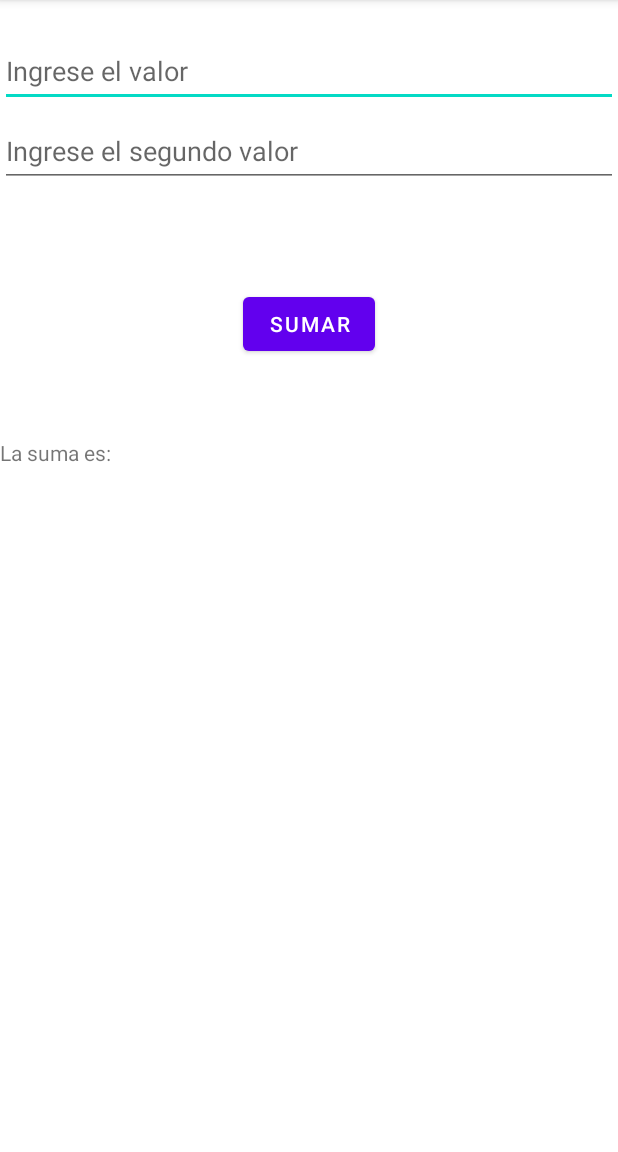
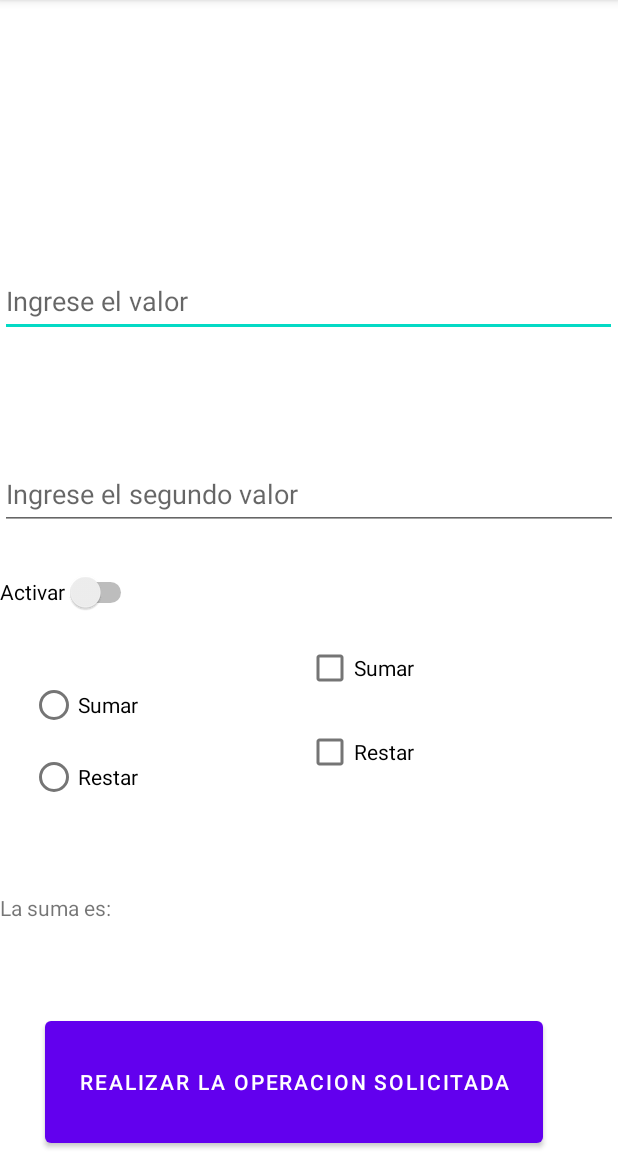
Before and after one commit to RolandoCutieGSI/JavaAndroid, an Android app: the MainActivity2 screen opened directly, with no data from a screen before it, on a phone screen of 412 x 824 dp, the part 84-1236 px from its top. Run offline under Robolectric (Android 15) with nearby library versions, the phone set to English and light mode, and no system bars.

Commit message:
Video4 Trabajo con RadioButton y RadioGroup

```diff
--- a/app/src/main/java/com/example/cursodiegomoisset/MainActivity2.java
+++ b/app/src/main/java/com/example/cursodiegomoisset/MainActivity2.java
@@ -6,12 +6,20 @@ import android.annotation.SuppressLint;
 import android.os.Bundle;
 import android.view.View;
 import android.widget.EditText;
+import android.widget.RadioButton;
+import android.widget.Switch;
 import android.widget.TextView;
+import android.widget.Toast;
 
 public class MainActivity2 extends AppCompatActivity {
 
     private EditText et1, et2;
     private TextView tw1;
+
+    @SuppressLint("UseSwitchCompatOrMaterialCode")
+    private Switch sw1;
+
+    private RadioButton r1, r2;
 
 
     @Override
@@ -24,6 +32,9 @@ public class MainActivity2 extends AppCompatActivity {
         et1 = findViewById(R.id.et1);
         et2 = findViewById(R.id.et2);
         tw1 = findViewById(R.id.tw1);
+        r1 = findViewById(R.id.rb1);
+        r2 = findViewById(R.id.rb2);
+        sw1 = findViewById(R.id.sw1);
 
     }
 
@@ -36,4 +47,37 @@ public class MainActivity2 extends AppCompatActivity {
         int suma = v1 + v2;
         tw1.setText("La suma es:" + suma);
     }
+
+    @SuppressLint("SetTextI18n")
+    public void operar(View view) {
+        String s1 = et1.getText().toString();
+        String s2 = et2.getText().toString();
+
+
+        int v1 = Integer.parseInt(s1);
+        int v2 = Integer.parseInt(s2);
+
+        int operacion = 0;
+
+        if (r1.isChecked()) {
+            operacion = v1 + v2;
+            tw1.setText("La operacion selecionada devuelve:" + operacion);
+        } else {
+            if (r2.isChecked()) {
+                operacion = v1 - v2;
+                tw1.setText("La operacion selecionada devuelve:" + operacion);
+            }
+        }
+
+
+        if (sw1.isChecked()) {
+            Toast.makeText(this, "El switch estaa activado", Toast.LENGTH_SHORT).show();
+        } else {
+            Toast.makeText(this, "El switch esta desactivado", Toast.LENGTH_SHORT).show();
+        }
+
+
+    }
+
+
 }
--- a/app/src/main/res/layout/activity_main2.xml
+++ b/app/src/main/res/layout/activity_main2.xml
@@ -8,50 +8,116 @@
 
     <EditText
         android:id="@+id/et1"
-        android:layout_width="0dp"
+        android:layout_width="411dp"
         android:layout_height="wrap_content"
-        android:layout_marginTop="23dp"
+        android:layout_marginTop="96dp"
         android:ems="10"
         android:hint="@string/ingrese_el_valor"
         android:inputType="number"
         android:minHeight="48dp"
+        app:layout_constraintBottom_toTopOf="@+id/et2"
+        app:layout_constraintTop_toTopOf="parent"
+        tools:ignore="MissingConstraints"
+        tools:layout_editor_absoluteX="0dp" />
+
+    <Button
+        android:id="@+id/button3"
+        android:layout_width="332dp"
+        android:layout_height="93dp"
+        android:layout_marginTop="24dp"
+        android:onClick="operar"
+        android:text="@string/sumar"
+        app:layout_constraintBottom_toBottomOf="parent"
         app:layout_constraintEnd_toEndOf="parent"
+        app:layout_constraintHorizontal_bias="0.379"
         app:layout_constraintStart_toStartOf="parent"
-        app:layout_constraintTop_toTopOf="parent" />
+        app:layout_constraintTop_toBottomOf="@+id/tw1"
+        app:layout_constraintVertical_bias="0.453"
+        tools:ignore="MissingConstraints,TextSizeCheck" />
+
+    <TextView
+        android:id="@+id/tw1"
+        android:layout_width="411dp"
+        android:layout_height="wrap_content"
+        android:layout_marginTop="53dp"
+        android:layout_marginBottom="36dp"
+        android:text="La suma es:"
+        app:layout_constraintBottom_toTopOf="@+id/button3"
+        app:layout_constraintTop_toBottomOf="@+id/radioGroup"
+        tools:layout_editor_absoluteX="16dp"
+        tools:ignore="MissingConstraints" />
+
+    <RadioGroup
+        android:id="@+id/radioGroup"
+        android:layout_width="wrap_content"
+        android:layout_height="wrap_content"
+        android:layout_marginStart="20dp"
+        android:layout_marginBottom="33dp"
+        app:layout_constraintBottom_toTopOf="@+id/button3"
+        app:layout_constraintStart_toStartOf="parent"
+        app:layout_constraintTop_toBottomOf="@+id/et2">
+
+        <RadioButton
+            android:id="@+id/rb1"
+            android:layout_width="match_parent"
+            android:layout_height="wrap_content"
+            android:text="Sumar"
+            tools:layout_editor_absoluteX="-8dp"
+            tools:layout_editor_absoluteY="343dp" />
+
+        <RadioButton
+            android:id="@+id/rb2"
+            android:layout_width="match_parent"
+            android:layout_height="wrap_content"
+            android:text="Restar"
+            tools:layout_editor_absoluteX="-8dp"
+            tools:layout_editor_absoluteY="391dp" />
+    </RadioGroup>
 
     <EditText
         android:id="@+id/et2"
         android:layout_width="0dp"
         android:layout_height="wrap_content"
-        android:layout_marginTop="5dp"
         android:ems="10"
         android:hint="@string/ingrese_el_segundo_valor"
         android:inputType="number"
         android:minHeight="48dp"
+        app:layout_constraintBottom_toTopOf="@+id/radioGroup"
         app:layout_constraintEnd_toEndOf="parent"
+        app:layout_constraintHorizontal_bias="0.0"
         app:layout_constraintStart_toStartOf="parent"
         app:layout_constraintTop_toBottomOf="@+id/et1" />
 
-    <Button
-        android:id="@+id/button3"
+    <CheckBox
+        android:id="@+id/chb1"
+        android:layout_width="73dp"
+        android:layout_height="48dp"
+        android:layout_marginStart="184dp"
+        android:layout_marginTop="68dp"
+        android:text="Sumar"
+        app:layout_constraintStart_toStartOf="@+id/radioGroup"
+        app:layout_constraintTop_toBottomOf="@+id/et2" />
+
+    <CheckBox
+        android:id="@+id/chb2"
         android:layout_width="wrap_content"
-        android:layout_height="48dp"
-        android:layout_marginTop="67dp"
-        android:onClick="sumar"
-        android:text="@string/sumar"
-        app:layout_constraintEnd_toEndOf="parent"
-        app:layout_constraintStart_toStartOf="parent"
+        android:layout_height="wrap_content"
+        android:layout_marginStart="184dp"
+        android:layout_marginTop="8dp"
+        android:text="Restar"
+        app:layout_constraintStart_toStartOf="@+id/radioGroup"
+        app:layout_constraintTop_toBottomOf="@+id/chb1" />
+
+    <Switch
+        android:id="@+id/sw1"
+        android:layout_width="wrap_content"
+        android:layout_height="wrap_content"
+        android:layout_marginTop="17dp"
+        android:layout_marginBottom="27dp"
+        android:minHeight="48dp"
+        android:text="Activar"
+        app:layout_constraintBottom_toTopOf="@+id/radioGroup"
         app:layout_constraintTop_toBottomOf="@+id/et2"
-        tools:ignore="TextSizeCheck" />
+        tools:layout_editor_absoluteX="19dp" />
 
-    <TextView
-        android:id="@+id/tw1"
-        android:layout_width="0dp"
-        android:layout_height="wrap_content"
-        android:layout_marginTop="52dp"
-        android:text="La suma es:"
-        app:layout_constraintEnd_toEndOf="parent"
-        app:layout_constraintHorizontal_bias="1.0"
-        app:layout_constraintStart_toStartOf="parent"
-        app:layout_constraintTop_toBottomOf="@+id/button3" />
 </androidx.constraintlayout.widget.ConstraintLayout>
--- a/app/src/main/res/values/strings.xml
+++ b/app/src/main/res/values/strings.xml
@@ -4,6 +4,6 @@
     <string name="botton_2">Video 3</string>
     <string name="ingrese_el_valor">Ingrese el valor</string>
     <string name="ingrese_el_segundo_valor">Ingrese el segundo valor</string>
-    <string name="sumar">Sumar</string>
+    <string name="sumar">Realizar la operacion solicitada</string>
     <string name="botton_3">Video 4</string>
 </resources>
```
Also changed, not shown: app/src/main/res/drawable/telefono.jpg (added).
